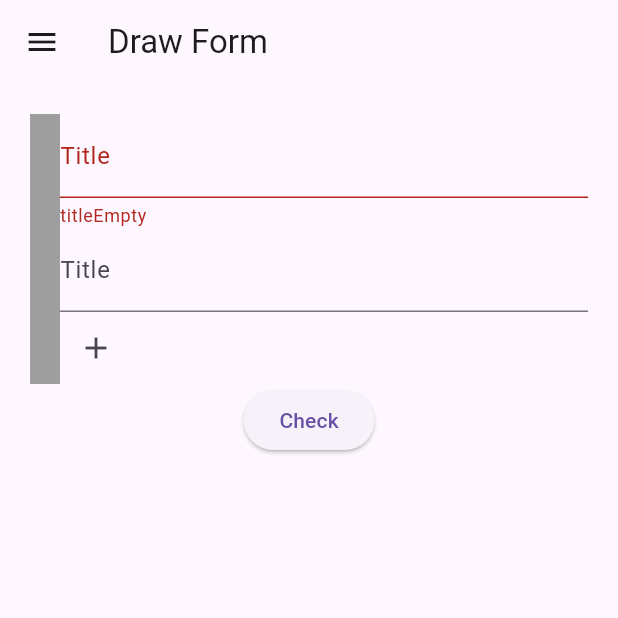
After one commit to contributors-company/fform, a Flutter app: the MultiScreen screen opened by its route, after a tap on the "add" icon, after a tap on the "remove" icon, on a phone screen of 412 x 824 dp, the top half of it. The commit adds this screen. Run offline on Flutter 3.47's test engine with Material 3 defaults, Android fonts, the phone set to English and light mode, and no system bars.

Commit message:
multi form

```diff
--- a/example/lib/controllers/controllers.dart
+++ b/example/lib/controllers/controllers.dart
@@ -1,2 +1,4 @@
 export 'task_controller.dart';
 export 'multi_task_controller.dart';
+export 'multi_draw_controller.dart';
+export 'draw_controller.dart';
--- /dev/null
+++ b/example/lib/controllers/draw_controller.dart
@@ -0,0 +1,14 @@
+import 'package:flutter/cupertino.dart';
+
+import '../models/models.dart';
+
+class DrawController extends ValueNotifier<DrawModel> {
+  DrawController() : super(DrawModel.zero());
+
+  change({String? title, String? description}) {
+    value
+      ..title = title ?? value.title
+      ..description = description ?? value.description;
+    notifyListeners();
+  }
+}
--- /dev/null
+++ b/example/lib/controllers/multi_draw_controller.dart
@@ -0,0 +1,38 @@
+import 'package:flutter/cupertino.dart';
+
+import 'controllers.dart';
+
+class MultiDrawController extends ValueNotifier<MultiDrawModel> {
+  MultiDrawController({MultiDrawModel? value})
+      : super(value ?? MultiDrawModel.zero()) {
+    this.value.drawController.addListener(notifyListeners);
+    for (var element in this.value.multiDrawControllers) {
+      element.addListener(notifyListeners);
+    }
+  }
+
+  addDraw() {
+    value.multiDrawControllers.add(
+        MultiDrawController(value: MultiDrawModel.zero())
+          ..addListener(notifyListeners));
+    notifyListeners();
+  }
+
+  removeDraw(MultiDrawController controller) {
+    value.multiDrawControllers
+        .remove(controller..removeListener(notifyListeners));
+    notifyListeners();
+  }
+
+}
+
+class MultiDrawModel {
+  final DrawController drawController;
+  final List<MultiDrawController> multiDrawControllers;
+
+  MultiDrawModel(
+      {required this.drawController, required this.multiDrawControllers});
+
+  MultiDrawModel.zero()
+      : this(drawController: DrawController(), multiDrawControllers: []);
+}
--- /dev/null
+++ b/example/lib/forms/draw_form.dart
@@ -0,0 +1,30 @@
+import 'package:fform/fform.dart';
+
+import '../fields/fields.dart';
+
+class DrawForm extends FForm {
+  TitleField title;
+  DescriptionField description;
+
+  DrawForm({
+    required this.title,
+    required this.description,
+  });
+
+  DrawForm.zero()
+      : this(
+          title: TitleField.dirty(value: ''),
+          description: DescriptionField.dirty(value: ''),
+        );
+
+  void changeFields({
+    String? title,
+    String? description,
+  }) {
+    this.title.value = title ?? this.title.value;
+    this.description.value = description ?? this.description.value;
+  }
+
+  @override
+  List<FFormField> get fields => [title, description];
+}
--- a/example/lib/forms/forms.dart
+++ b/example/lib/forms/forms.dart
@@ -1,3 +1,5 @@
 export 'create_quest_form.dart';
 export 'create_task_form.dart';
 export 'login_form.dart';
+export 'draw_form.dart';
+export 'multi_draw_form.dart';
--- /dev/null
+++ b/example/lib/forms/multi_draw_form.dart
@@ -0,0 +1,16 @@
+import 'package:fform/fform.dart';
+
+import 'forms.dart';
+
+class MultiDrawForm extends FForm {
+  final DrawForm drawForm;
+  final List<MultiDrawForm> drawForms;
+
+  MultiDrawForm({required this.drawForm, required this.drawForms});
+
+  @override
+  List<FFormField> get fields => [];
+
+  @override
+  List<FForm> get subForms => [drawForm, ...drawForms];
+}
--- a/example/lib/main.dart
+++ b/example/lib/main.dart
@@ -1,4 +1,5 @@
 import 'package:example_fform/screens/create_quest_screen.dart';
+import 'package:example_fform/screens/multi_screen.dart';
 import 'package:example_fform/screens/login_screen.dart';
 import 'package:flutter/material.dart';
 
@@ -19,6 +20,7 @@ class MyApp extends StatelessWidget {
       routes: {
         '/': (context) => const LoginScreen(),
         '/create-quest': (context) => const CreateQuestScreen(),
+        '/draw': (context) => const MultiScreen(),
       },
     );
   }
--- /dev/null
+++ b/example/lib/models/draw.dart
@@ -0,0 +1,15 @@
+class DrawModel {
+  String title;
+  String description;
+
+  DrawModel({
+    required this.title,
+    required this.description,
+  });
+
+  DrawModel.zero()
+      : this(
+          title: '',
+          description: '',
+        );
+}
--- a/example/lib/models/models.dart
+++ b/example/lib/models/models.dart
@@ -6,3 +6,4 @@ export 'gender.dart';
 export 'children.dart';
 export 'activity.dart';
 export 'task.dart';
+export 'draw.dart';
--- a/example/lib/screens/login_screen.dart
+++ b/example/lib/screens/login_screen.dart
@@ -115,6 +115,7 @@ class _LoginScreenState extends State<LoginScreen> {
             },
           ),
         ),
-        ));
+      ),
+    );
   }
 }
--- /dev/null
+++ b/example/lib/screens/multi_screen.dart
@@ -0,0 +1,174 @@
+import 'package:example_fform/extension/list_map_with_index.dart';
+import 'package:fform/fform.dart';
+import 'package:flutter/material.dart';
+
+import '../controllers/controllers.dart';
+import '../fields/fields.dart';
+import '../forms/forms.dart';
+import '../widgets/drawer.dart';
+
+MultiDrawForm builderForm(MultiDrawController controller) {
+  return MultiDrawForm(
+    drawForm: DrawForm(
+      title:
+          TitleField.dirty(value: controller.value.drawController.value.title),
+      description: DescriptionField.dirty(
+          value: controller.value.drawController.value.description),
+    ),
+    drawForms: controller.value.multiDrawControllers.map((e) {
+      return builderForm(e);
+    }).toList(),
+  );
+}
+
+class MultiScreen extends StatefulWidget {
+  const MultiScreen({super.key});
+
+  @override
+  State<MultiScreen> createState() => _MultiScreenState();
+}
+
+class _MultiScreenState extends State<MultiScreen> {
+  late MultiDrawController _multiDrawController;
+  late MultiDrawForm _form;
+
+  @override
+  void initState() {
+    _multiDrawController = MultiDrawController();
+    _form = builderForm(_multiDrawController);
+    super.initState();
+  }
+
+  @override
+  void dispose() {
+    _multiDrawController.dispose();
+    super.dispose();
+  }
+
+  _check() {
+    if (_form.isValid) {
+      print('Form is valid');
+    } else {
+      for (var element in _form.allExceptions) {
+        print(element.toString());
+      }
+    }
+  }
+
+  @override
+  Widget build(BuildContext context) {
+    return Scaffold(
+      drawer: const DrawerApp(),
+      appBar: AppBar(
+        title: const Text('Draw Form'),
+      ),
+      body: SingleChildScrollView(
+        padding: const EdgeInsets.all(20),
+        child: FFormBuilder<MultiDrawForm>(
+          form: _form,
+          builder: (context, form) {
+            return Column(
+              children: [
+                DrawCard(form: form, controller: _multiDrawController),
+                ElevatedButton(
+                  onPressed: _check,
+                  child: const Text('Check'),
+                ),
+              ],
+            );
+          },
+        ),
+      ),
+    );
+  }
+}
+
+class DrawCard extends StatefulWidget {
+  final MultiDrawForm form;
+  final MultiDrawController controller;
+
+  const DrawCard({
+    super.key,
+    required this.form,
+    required this.controller,
+  });
+
+  @override
+  State<DrawCard> createState() => _DrawCardState();
+}
+
+class _DrawCardState extends State<DrawCard> {
+  _addDraw() {
+    widget.form.drawForms.add(builderForm(widget.controller));
+    widget.controller.addDraw();
+  }
+
+  _removeDraw(MultiDrawController controller, MultiDrawForm form) => () {
+        widget.controller.removeDraw(controller);
+        widget.form.drawForms.remove(form);
+      };
+
+  @override
+  Widget build(BuildContext context) {
+    return IntrinsicHeight(
+      child: Row(
+        children: [
+          Container(
+            width: 20,
+            color: Colors.grey,
+          ),
+          Expanded(
+            child: ValueListenableBuilder(
+              valueListenable: widget.controller,
+              builder: (context, value, child) {
+                return Column(
+                  children: [
+                    TextFormField(
+                      decoration: InputDecoration(
+                        labelText: 'Title',
+                        errorText:
+                            widget.form.drawForm.title.exception?.toString(),
+                      ),
+                      onChanged: (value) {
+                        widget.form.drawForm.title.value = value;
+                      },
+                    ),
+                    TextFormField(
+                      decoration: InputDecoration(
+                        labelText: 'Title',
+                        errorText: widget.form.drawForm.description.exception
+                            ?.toString(),
+                      ),
+                    ),
+                    Row(
+                      children: [
+                        IconButton(onPressed: _addDraw, icon: const Icon(Icons.add)),
+                      ],
+                    ),
+                    ...value.multiDrawControllers.mapWithIndex(
+                      (controller, index) {
+                        MultiDrawForm form = widget.form.drawForms[index];
+
+                        return Column(
+                          children: [
+                            DrawCard(
+                              controller: controller,
+                              form: form,
+                            ),
+                            IconButton(
+                                onPressed: _removeDraw(controller, form),
+                                icon: const Icon(Icons.remove)),
+                          ],
+                        );
+                      },
+                    ),
+                  ],
+                );
+              },
+            ),
+          ),
+        ],
+      ),
+    );
+  }
+}
--- a/example/lib/widgets/drawer.dart
+++ b/example/lib/widgets/drawer.dart
@@ -9,21 +9,31 @@ class DrawerApp extends StatelessWidget {
       child: ListView(
         children: [
           const DrawerHeader(
-            decoration: BoxDecoration(
-              color: Colors.blue,
+            child: Text(
+              'FFORM',
+              textAlign: TextAlign.center,
+              style: TextStyle(
+                  color: Colors.orangeAccent,
+                  fontWeight: FontWeight.w700,
+                  fontSize: 56),
             ),
-            child: Text('FFORM'),
           ),
           ListTile(
-            title: const Text('Login'),
+            title: const Text('Login Form'),
             onTap: () {
               Navigator.pushNamed(context, '/');
             },
           ),
           ListTile(
-            title: const Text('Create Quest'),
+            title: const Text('Create Quest Form'),
             onTap: () {
               Navigator.pushNamed(context, '/create-quest');
+            },
+          ),
+          ListTile(
+            title: const Text('Draw Form'),
+            onTap: () {
+              Navigator.pushNamed(context, '/draw');
             },
           ),
         ],
--- a/pubspec.yaml
+++ b/pubspec.yaml
@@ -1,6 +1,6 @@
 name: fform
 description: FForm is a Flutter package to build forms with a lot of fields and validations.
-version: 2.0.6
+version: 2.0.7
 homepage: https://github.com/AlexHCJP/fform
 
 environment:
```
Also changed, not shown: 2 other files. Lines whose indentation alone changed are shown as unchanged.
